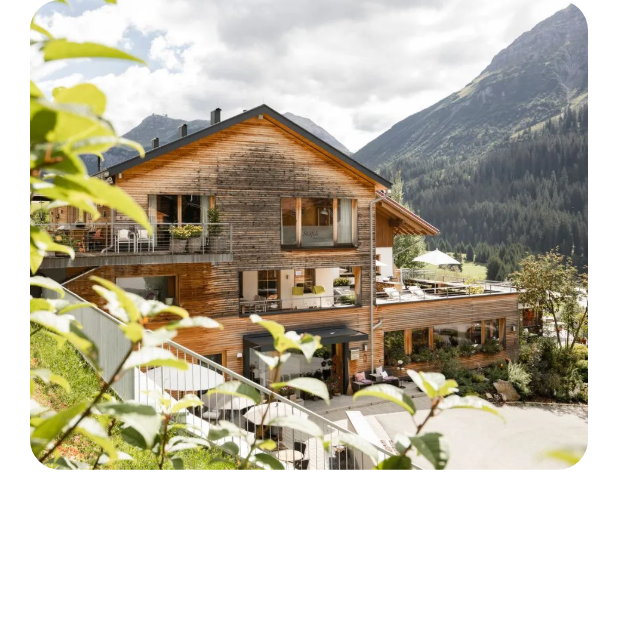
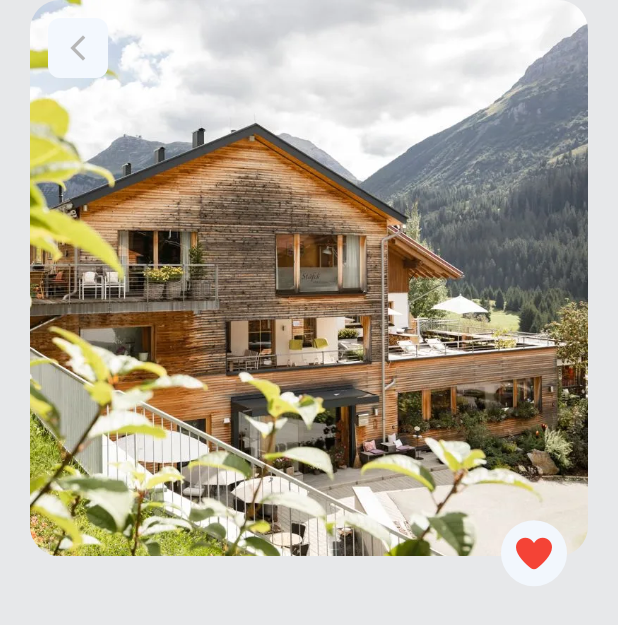
Before and after one commit to Nidhal-Khazene/Aspen_Travel_Mobile_App, a Flutter app: the LocationDetailsView screen opened by its route, on a phone screen of 412 x 824 dp. Shown: the top 625 px of the screen. Run offline on Flutter 3.47's test engine with Material 3 defaults, Android fonts, the phone set to English and light mode, and no system bars; our stand-ins replace flutter_svg, font_awesome_flutter; project files that could hold a hidden picture were left out.

Commit message:
location image with details done!

```diff
--- a/lib/features/home/presentation/views/widgets/location_image.dart
+++ b/lib/features/home/presentation/views/widgets/location_image.dart
@@ -1,4 +1,5 @@
 import 'package:flutter/material.dart';
+import 'package:font_awesome_flutter/font_awesome_flutter.dart';
 
 import '../../../../../core/utils/assets.dart';
 
@@ -7,22 +8,58 @@ class LocationImage extends StatelessWidget {
 
   @override
   Widget build(BuildContext context) {
-    return ClipRRect(
-      borderRadius: BorderRadius.circular(20),
-      child: Stack(
-        children: [
-          Positioned(
-            child: SizedBox(
-              height: MediaQuery.of(context).size.height * 0.38,
-              width: MediaQuery.of(context).size.width,
+    return Stack(
+      clipBehavior: Clip.none,
+      children: [
+        Positioned(
+          child: SizedBox(
+            height: MediaQuery.of(context).size.height * 0.45,
+            width: MediaQuery.of(context).size.width,
+            child: ClipRRect(
+              borderRadius: BorderRadius.circular(20),
               child: Image.asset(
                 Assets.assetsImagesTestImage3,
                 fit: BoxFit.cover,
               ),
             ),
           ),
-        ],
-      ),
+        ),
+        Positioned(
+          left: 12,
+          top: 12,
+          child: Container(
+            height: 40,
+            width: 40,
+            decoration: BoxDecoration(
+              borderRadius: BorderRadius.circular(8),
+              color: const Color(0xffF3F8FE),
+            ),
+            child: GestureDetector(
+              onTap: () {
+                Navigator.pop(context);
+              },
+              child: const Icon(
+                Icons.arrow_back_ios_new,
+                color: Color(0xffB7B7B7),
+                size: 20,
+              ),
+            ),
+          ),
+        ),
+        const Positioned(
+          bottom: -20,
+          right: 14,
+          child: CircleAvatar(
+            backgroundColor: Color(0xffF2F7FD),
+            minRadius: 22,
+            child: FaIcon(
+              FontAwesomeIcons.solidHeart,
+              size: 24,
+              color: Colors.red,
+            ),
+          ),
+        ),
+      ],
     );
   }
 }
--- a/lib/main.dart
+++ b/lib/main.dart
@@ -14,7 +14,7 @@ class AspenTravelApp extends StatelessWidget {
     return MaterialApp(
       theme: ThemeData(
         fontFamily: 'Montserrat',
-        scaffoldBackgroundColor: Colors.white,
+        scaffoldBackgroundColor: const Color(0xffE7E8EA),
         textTheme: const TextTheme(
           bodyLarge: TextStyle(color: Colors.white),
           bodyMedium: TextStyle(color: Colors.white),
```
